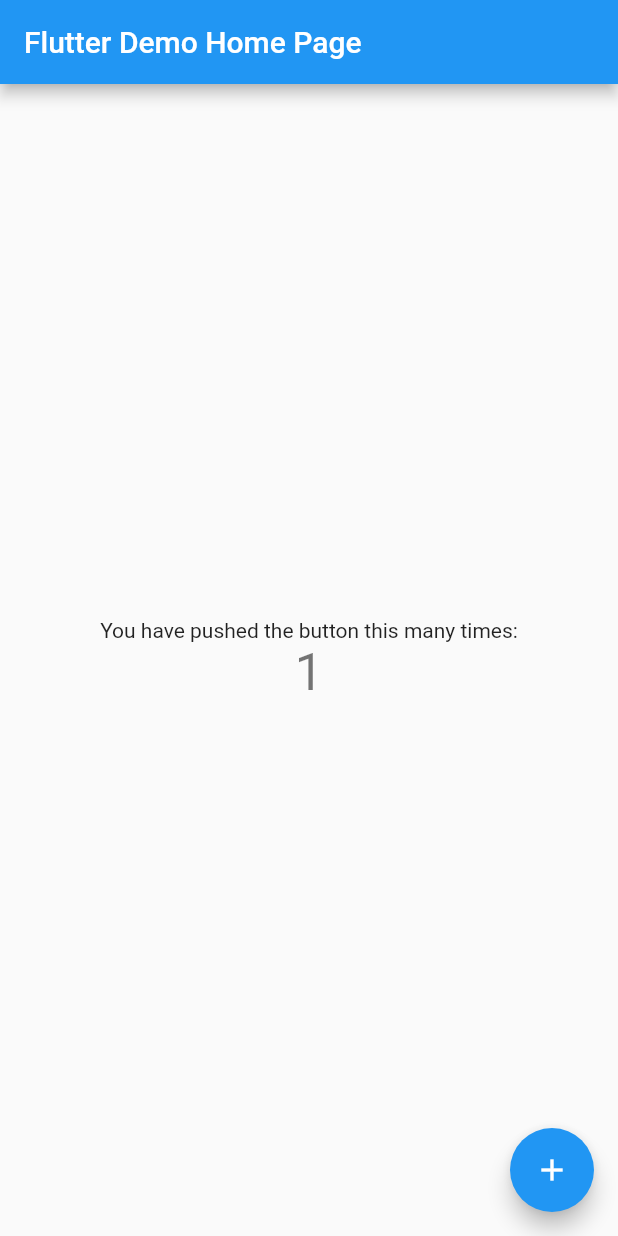
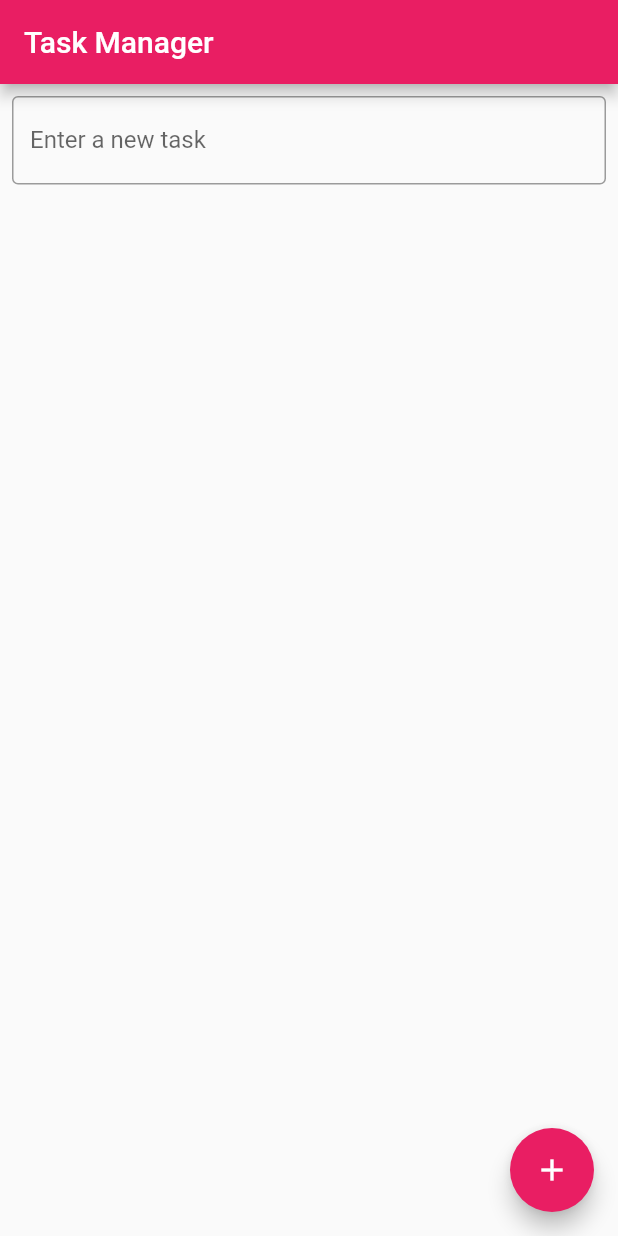
Before and after one commit to ketankshukla/completed_app, a Flutter app: the screen it shows after launch, after a tap on the "add" icon, on a phone screen of 412 x 824 dp. Run offline on Flutter 3.47's test engine with Material 2 defaults, Android fonts, the phone set to English and light mode, and no system bars.

Commit message:
to-do-list first pass

```diff
--- a/lib/main.dart
+++ b/lib/main.dart
@@ -1,3 +1,5 @@
+// ignore_for_file: library_private_types_in_public_api
+
 import 'package:flutter/material.dart';
 
 void main() {
@@ -11,56 +13,77 @@
   Widget build(BuildContext context) {
     return MaterialApp(
       debugShowCheckedModeBanner: false,
-      title: 'Flutter Demo',
+      title: 'Task Manager',
       theme: ThemeData(
-        primarySwatch: Colors.blue,
+        primarySwatch: Colors.pink,
       ),
-      home: const MyHomePage(title: 'Flutter Demo Home Page'),
+      home: const TaskManager(),
     );
   }
 }
 
-class MyHomePage extends StatefulWidget {
-  const MyHomePage({super.key, required this.title});
-
-  final String title;
+class TaskManager extends StatefulWidget {
+  const TaskManager({super.key});
 
   @override
-  State<MyHomePage> createState() => _MyHomePageState();
+  _TaskManagerState createState() => _TaskManagerState();
 }
 
-class _MyHomePageState extends State<MyHomePage> {
-  int _counter = 0;
+class _TaskManagerState extends State<TaskManager> {
+  final List<String> _tasks = [];
+  final TextEditingController _taskController = TextEditingController();
 
-  void _incrementCounter() {
-    setState(() {
-      _counter++;
-    });
+  void _addTask() {
+    if (_taskController.text.isNotEmpty) {
+      setState(() {
+        _tasks.add(_taskController.text);
+      });
+      _taskController.clear();
+    }
   }
 
   @override
   Widget build(BuildContext context) {
     return Scaffold(
       appBar: AppBar(
-        title: Text(widget.title),
+        title: const Text('Task Manager'),
       ),
-      body: Center(
-        child: Column(
-          mainAxisAlignment: MainAxisAlignment.center,
-          children: <Widget>[
-            const Text(
-              'You have pushed the button this many times:',
+      body: Column(
+        children: [
+          Padding(
+            padding: const EdgeInsets.all(8.0),
+            child: TextField(
+              controller: _taskController,
+              decoration: const InputDecoration(
+                labelText: 'Enter a new task',
+                border: OutlineInputBorder(),
+              ),
+              onSubmitted: (value) => _addTask(),
             ),
-            Text(
-              '$_counter',
-              style: Theme.of(context).textTheme.headlineMedium,
+          ),
+          Expanded(
+            child: ListView.builder(
+              itemCount: _tasks.length,
+              itemBuilder: (context, index) {
+                return ListTile(
+                  title: Text(_tasks[index]),
+                  leading: IconButton(
+                    icon: const Icon(Icons.check_circle),
+                    onPressed: () {
+                      setState(() {
+                        _tasks.removeAt(index);
+                      });
+                    },
+                  ),
+                );
+              },
             ),
-          ],
-        ),
+          ),
+        ],
       ),
       floatingActionButton: FloatingActionButton(
-        onPressed: _incrementCounter,
-        tooltip: 'Increment',
+        onPressed: _addTask,
+        tooltip: 'Add Task',
         child: const Icon(Icons.add),
       ),
     );
```
